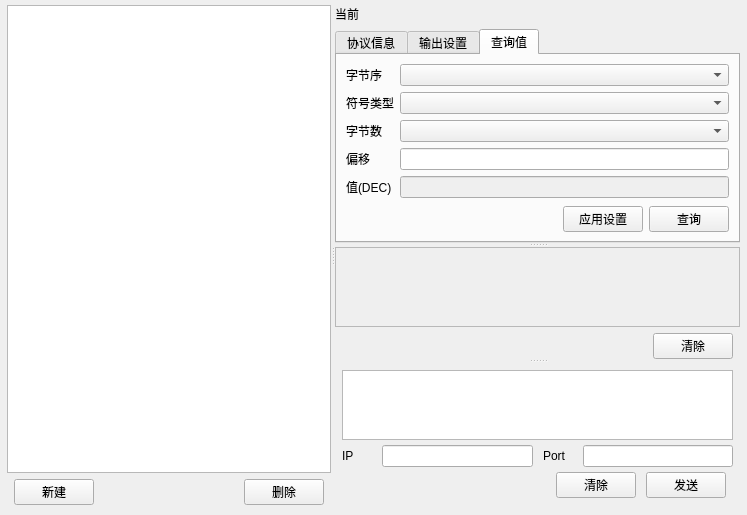
This is widget.ui in AilenSpace/SocketDebugger as Qt 5 draws it before an edit. The edited form follows.
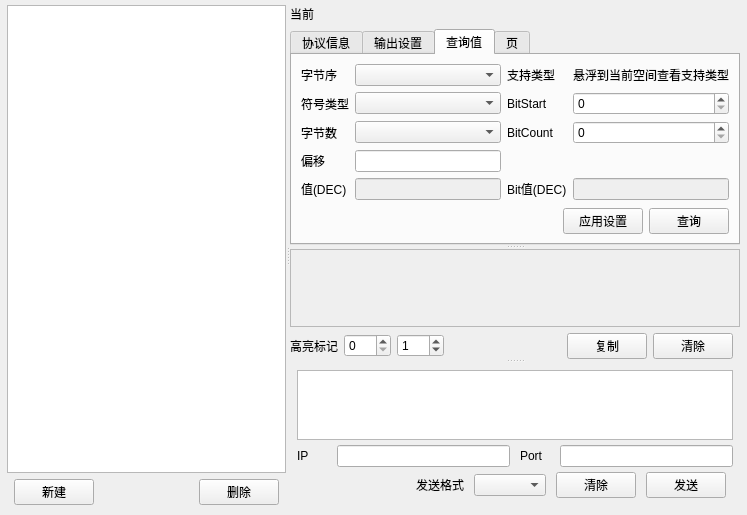
This is the edited form. Custom widgets are drawn as their Qt base class.

```diff
--- a/widget.ui
+++ b/widget.ui
@@ -298,17 +298,14 @@
            </attribute>
            <layout class="QGridLayout" name="gridLayout_8">
             <item row="0" column="0">
-             <layout class="QFormLayout" name="formLayout">
-              <item row="0" column="0">
-               <widget class="QLabel" name="label_18">
-                <property name="text">
-                 <string>字节序</string>
+             <layout class="QGridLayout" name="gridLayout_14">
+              <item row="3" column="1">
+               <widget class="QLineEdit" name="lineEditOffset">
+                <property name="toolTip">
+                 <string>需要查询的值开始偏移位置(1开始)</string>
                 </property>
                </widget>
               </item>
-              <item row="0" column="1">
-               <widget class="QComboBox" name="comboBoxEndian"/>
-              </item>
               <item row="1" column="0">
                <widget class="QLabel" name="label_19">
                 <property name="text">
@@ -326,6 +323,9 @@
                 </property>
                </widget>
               </item>
+              <item row="0" column="1">
+               <widget class="QComboBox" name="comboBoxEndian"/>
+              </item>
               <item row="3" column="0">
                <widget class="QLabel" name="label_2">
                 <property name="text">
@@ -333,8 +333,21 @@
                 </property>
                </widget>
               </item>
-              <item row="3" column="1">
-               <widget class="QLineEdit" name="lineEditOffset">
+              <item row="2" column="1">
+               <widget class="QComboBox" name="bitType"/>
+              </item>
+              <item row="0" column="0">
+               <widget class="QLabel" name="label_18">
+                <property name="text">
+                 <string>字节序</string>
+                </property>
+               </widget>
+              </item>
+              <item row="4" column="1">
+               <widget class="QLineEdit" name="lineEditValue">
+                <property name="enabled">
+                 <bool>false</bool>
+                </property>
                 <property name="toolTip">
                  <string>需要查询的值开始偏移位置(1开始)</string>
                 </property>
@@ -347,8 +360,15 @@
                 </property>
                </widget>
               </item>
-              <item row="4" column="1">
-               <widget class="QLineEdit" name="lineEditValue">
+              <item row="4" column="2">
+               <widget class="QLabel" name="label_31">
+                <property name="text">
+                 <string>Bit值(DEC)</string>
+                </property>
+               </widget>
+              </item>
+              <item row="4" column="3">
+               <widget class="QLineEdit" name="bitValue">
                 <property name="enabled">
                  <bool>false</bool>
                 </property>
@@ -357,8 +377,50 @@
                 </property>
                </widget>
               </item>
-              <item row="2" column="1">
-               <widget class="QComboBox" name="bitType"/>
+              <item row="2" column="2">
+               <widget class="QLabel" name="label_30">
+                <property name="text">
+                 <string>BitCount</string>
+                </property>
+               </widget>
+              </item>
+              <item row="2" column="3">
+               <widget class="QSpinBox" name="bitCount">
+                <property name="toolTip">
+                 <string>&lt;html&gt;&lt;head/&gt;&lt;body&gt;&lt;p&gt;BitCount位个数；如start为0;count为3,范围就为[0,2]&lt;/p&gt;&lt;/body&gt;&lt;/html&gt;</string>
+                </property>
+               </widget>
+              </item>
+              <item row="1" column="3">
+               <widget class="QSpinBox" name="bitStart">
+                <property name="toolTip">
+                 <string>&lt;html&gt;&lt;head/&gt;&lt;body&gt;&lt;p&gt;bit位的起始索引0开始&lt;/p&gt;&lt;/body&gt;&lt;/html&gt;</string>
+                </property>
+               </widget>
+              </item>
+              <item row="1" column="2">
+               <widget class="QLabel" name="label_29">
+                <property name="text">
+                 <string>BitStart</string>
+                </property>
+               </widget>
+              </item>
+              <item row="0" column="2">
+               <widget class="QLabel" name="label_32">
+                <property name="text">
+                 <string>支持类型</string>
+                </property>
+               </widget>
+              </item>
+              <item row="0" column="3">
+               <widget class="QLabel" name="label_33">
+                <property name="toolTip">
+                 <string>&lt;html&gt;&lt;head/&gt;&lt;body&gt;&lt;p&gt;int8，int16，int32 有符号或无符号&lt;/p&gt;&lt;p&gt;注意:不支持faloat32\double64查询&lt;/p&gt;&lt;/body&gt;&lt;/html&gt;</string>
+                </property>
+                <property name="text">
+                 <string>悬浮到当前空间查看支持类型</string>
+                </property>
+               </widget>
               </item>
              </layout>
             </item>
@@ -408,6 +470,11 @@
             </item>
            </layout>
           </widget>
+          <widget class="QWidget" name="tab_3">
+           <attribute name="title">
+            <string>页</string>
+           </attribute>
+          </widget>
          </widget>
         </item>
         <item row="0" column="0">
@@ -457,6 +524,42 @@
           <property name="rightMargin">
            <number>7</number>
           </property>
+          <item>
+           <widget class="QLabel" name="labelIP_2">
+            <property name="minimumSize">
+             <size>
+              <width>30</width>
+              <height>0</height>
+             </size>
+            </property>
+            <property name="text">
+             <string>高亮标记</string>
+            </property>
+           </widget>
+          </item>
+          <item>
+           <widget class="QSpinBox" name="highlightStart">
+            <property name="toolTip">
+             <string>开始位置,起始计数0</string>
+            </property>
+            <property name="maximum">
+             <number>300</number>
+            </property>
+           </widget>
+          </item>
+          <item>
+           <widget class="QSpinBox" name="highlightEnd">
+            <property name="toolTip">
+             <string>高亮个数</string>
+            </property>
+            <property name="maximum">
+             <number>300</number>
+            </property>
+            <property name="value">
+             <number>1</number>
+            </property>
+           </widget>
+          </item>
           <item>
            <spacer name="horizontalSpacer_2">
             <property name="orientation">
@@ -470,6 +573,13 @@
             </property>
            </spacer>
           </item>
+          <item>
+           <widget class="QPushButton" name="copyBtn">
+            <property name="text">
+             <string>复制</string>
+            </property>
+           </widget>
+          </item>
           <item>
            <widget class="QPushButton" name="clearOutput">
             <property name="text">
@@ -522,6 +632,30 @@
             </property>
            </spacer>
           </item>
+          <item>
+           <layout class="QHBoxLayout" name="horizontalLayout_6">
+            <item>
+             <widget class="QLabel" name="label_4">
+              <property name="text">
+               <string>发送格式</string>
+              </property>
+             </widget>
+            </item>
+            <item>
+             <widget class="QComboBox" name="inputFormat">
+              <property name="sizePolicy">
+               <sizepolicy hsizetype="Expanding" vsizetype="Fixed">
+                <horstretch>0</horstretch>
+                <verstretch>0</verstretch>
+               </sizepolicy>
+              </property>
+              <property name="toolTip">
+               <string>&lt;html&gt;&lt;head/&gt;&lt;body&gt;&lt;p&gt;ByteArray:直接发送&lt;/p&gt;&lt;p&gt;FromHex:发送前,将输入转换到ByteArray,如输入(65)转换后为(A)&lt;/p&gt;&lt;p&gt;ToHex:与FromHex相反&lt;/p&gt;&lt;/body&gt;&lt;/html&gt;</string>
+              </property>
+             </widget>
+            </item>
+           </layout>
+          </item>
           <item>
            <widget class="QPushButton" name="clearInput">
             <property name="text">
```
Left out of the diff: 108 changed lines with no effect on the pictures.
